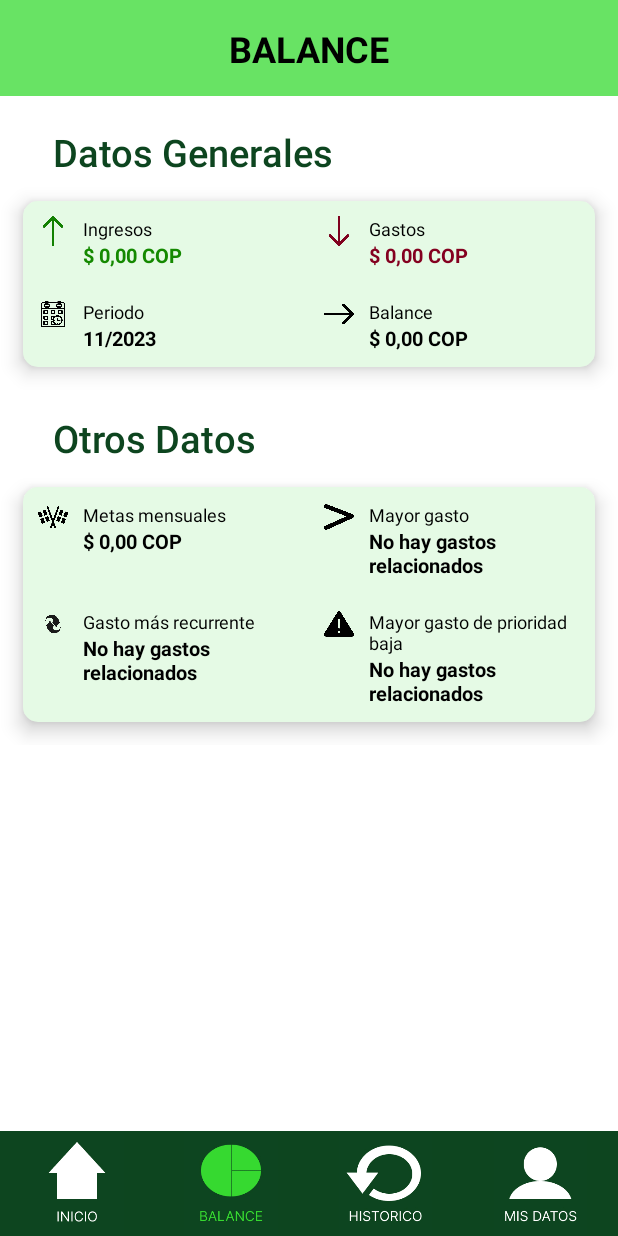
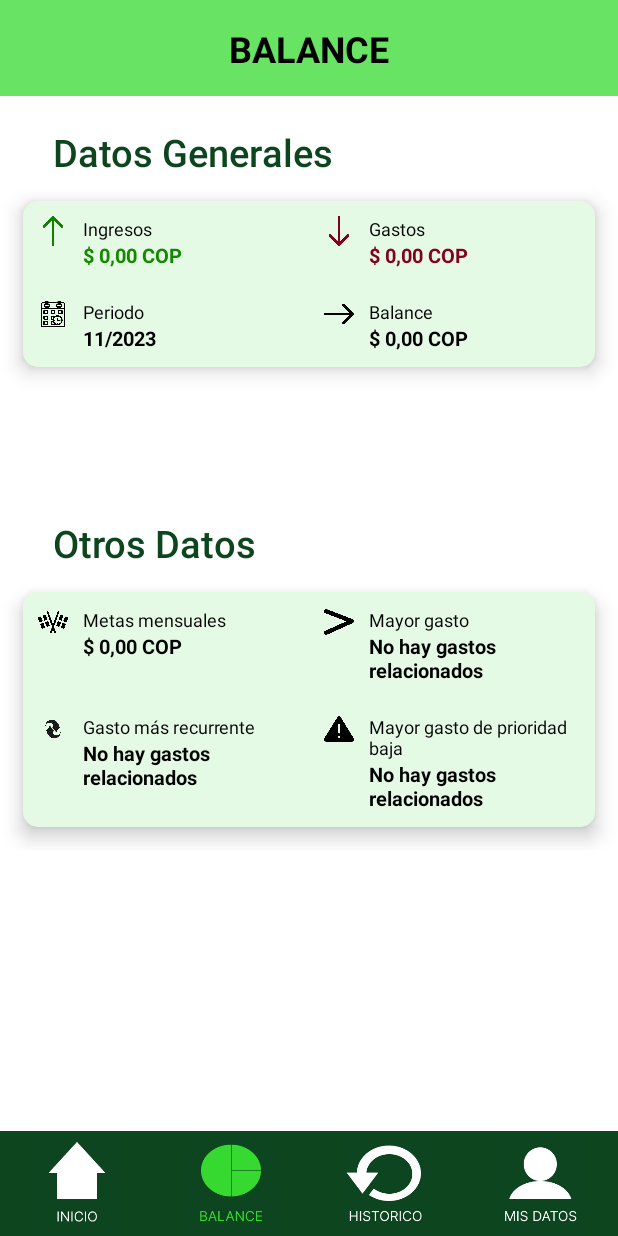
Before and after one commit to cristoferOrdonez/FinancePal, an Android app: the Balance screen opened directly, with no data from a screen before it, on a phone screen of 412 x 824 dp. Run offline under Robolectric (Android 15) with nearby library versions, the phone set to English and light mode, and no system bars; 6 statements that could not run were skipped.

Commit message:
He arreglado completamente la parte del balance

```diff
--- a/app/src/main/res/layout/activity_balance.xml
+++ b/app/src/main/res/layout/activity_balance.xml
@@ -234,7 +234,7 @@
                     android:layout_width="wrap_content"
                     android:layout_height="wrap_content"
                     android:paddingLeft="35dp"
-                    android:paddingTop="30dp"
+                    android:paddingTop="100dp"
                     android:paddingBottom="15dp"
                     android:text="Otros Datos"
                     android:textAppearance="@style/TextAppearance.AppCompat.Body2"
```
